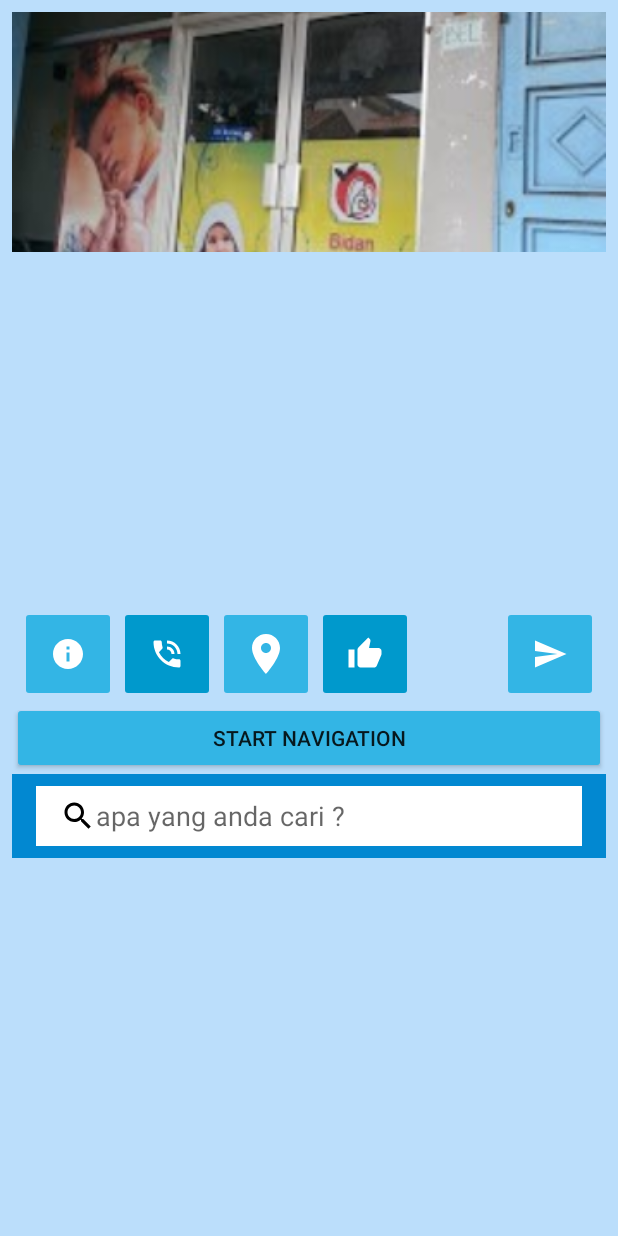
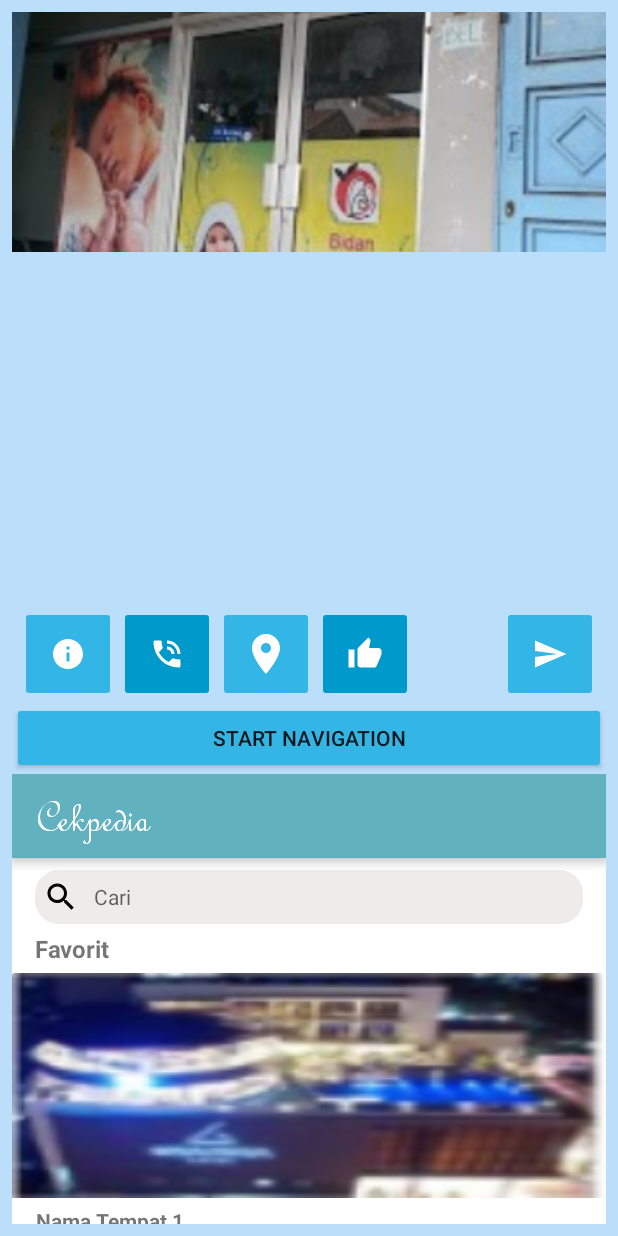
Before and after one commit to marshaachikita/cekpedia, an Android app: the fragment FavouriteFragment placed in its activity, on a phone screen of 412 x 824 dp. Run offline under Robolectric (Android 15) with nearby library versions, the light colour scheme and no system bars; our stand-ins replace Firebase (no records; nobody signed in at launch, a user with empty details on screens opened directly); pictures from the network do not load; Roboto replaces fonts that are not available here; 9 statements that could not run were skipped.

Commit message:
Tampilan Favorit Selesai

```diff
--- a/app/src/main/java/me/cekpedia/FavouriteFragment.java
+++ b/app/src/main/java/me/cekpedia/FavouriteFragment.java
@@ -1,13 +1,17 @@
 package me.cekpedia;
 
 import android.app.ProgressDialog;
+import android.graphics.Typeface;
 import android.os.Bundle;
 import android.support.v4.app.Fragment;
+import android.support.v7.widget.LinearLayoutManager;
+import android.support.v7.widget.RecyclerView;
 import android.view.LayoutInflater;
 import android.view.View;
 import android.view.ViewGroup;
 import android.widget.ArrayAdapter;
 import android.widget.ListView;
+import android.widget.TextView;
 
 import com.google.firebase.auth.FirebaseAuth;
 import com.google.firebase.auth.FirebaseUser;
@@ -27,22 +31,28 @@ import me.cekpedia.utils.Constants;
 
 
 public class FavouriteFragment extends Fragment {
+
     View view;
-    ListView listView;
-    private ImageListAdapter mAdapter;
-    private DatabaseReference mDatabaseRef, mDatabaseRefAll, Reference, Reference2;
-    private StorageReference mStorageRef;
-    private List<ImageUpload> imgList;
-    private ImageListAdapter adapter;
-    private ProgressDialog mProgressDialog;
-    public static final String FB_DATABASE_PATH = "cekpedia";
-    FirebaseAuth firebaseAuth;
-    private String UserID, namaMenu, namaSub, favorit;
-    String[] FavoriteNameLike;
-    int FavoriteNameSize;
-    boolean FavoriteNameLikeIsEmpty;
-    private int merchantNameLikeSize;
-    private String favoritTemp;
+    TextView st;
+    Typeface tf;
+    RecyclerView recyclerView;
+    RecyclerView.LayoutManager layoutManager;
+    RecyclerView.Adapter adapter;
+//    ListView listView;
+//    private ImageListAdapter mAdapter;
+//    private DatabaseReference mDatabaseRef, mDatabaseRefAll, Reference, Reference2;
+//    private StorageReference mStorageRef;
+//    private List<ImageUpload> imgList;
+//    private ImageListAdapter adapter;
+//    private ProgressDialog mProgressDialog;
+//    public static final String FB_DATABASE_PATH = "cekpedia";
+//    FirebaseAuth firebaseAuth;
+//    private String UserID, namaMenu, namaSub, favorit;
+//    String[] FavoriteNameLike;
+//    int FavoriteNameSize;
+//    boolean FavoriteNameLikeIsEmpty;
+//    private int merchantNameLikeSize;
+//    private String favoritTemp;
 
 
     public FavouriteFragment() {
@@ -60,86 +70,102 @@ public class FavouriteFragment extends Fragment {
                              Bundle savedInstanceState) {
 
         view = inflater.inflate(R.layout.fragment_favourite, container, false);
-        listView = view.findViewById(R.id.listviewfav1);
-        final ArrayList<String> Kategori = new ArrayList<>();
-        imgList = new ArrayList<>();
-        final ArrayAdapter<String> arrayAdapter = new ArrayAdapter<String>(getActivity(), android.R.layout.simple_list_item_1, Kategori);
-        listView.setAdapter(arrayAdapter);
-        mProgressDialog = new ProgressDialog(getActivity());
-        mProgressDialog.setMessage("Please Wait Loading List...");
-        mProgressDialog.show();
-        firebaseAuth = FirebaseAuth.getInstance();
-        FirebaseUser UserID = firebaseAuth.getCurrentUser();
-        FavoriteNameLike = new String[10];
-        FavoriteNameSize = 0;
-        FavoriteNameLikeIsEmpty = false;
+
+        //Pengaturan Font
+        st = (TextView) view.findViewById(R.id.toolbar_text);
+        tf = Typeface.createFromAsset(getActivity().getAssets(), "FRSCRIPT.TTF");
+        st.setTypeface(tf);
+
+        //Pengaturan Recycler View
+        recyclerView = (RecyclerView) view.findViewById(R.id.recycler_view);
+
+        layoutManager = new LinearLayoutManager(getActivity());
+        recyclerView.setLayoutManager(layoutManager);
+
+        adapter = new ListCardAdapter();
+        recyclerView.setAdapter(adapter);
+
+        return view;
+
+//        listView = view.findViewById(R.id.listviewfav1);
+//        final ArrayList<String> Kategori = new ArrayList<>();
+//        imgList = new ArrayList<>();
+//        final ArrayAdapter<String> arrayAdapter = new ArrayAdapter<String>(getActivity(), android.R.layout.simple_list_item_1, Kategori);
+//        listView.setAdapter(arrayAdapter);
+//        mProgressDialog = new ProgressDialog(getActivity());
+//        mProgressDialog.setMessage("Please Wait Loading List...");
+//        mProgressDialog.show();
+//        firebaseAuth = FirebaseAuth.getInstance();
+//        FirebaseUser UserID = firebaseAuth.getCurrentUser();
+//        FavoriteNameLike = new String[10];
+//        FavoriteNameSize = 0;
+//        FavoriteNameLikeIsEmpty = false;
 //        FavouriteFragment i = new FavouriteFragment();
 //        namaSub = getArguments().getString("SUB");
-        mDatabaseRefAll = FirebaseDatabase.getInstance().getReference(FB_DATABASE_PATH).child("cekpediaItem");
-        mDatabaseRef = FirebaseDatabase.getInstance().getReference(Constants.USER_KEY).child(UserID.getEmail().replace(".",","));
+//        mDatabaseRefAll = FirebaseDatabase.getInstance().getReference(FB_DATABASE_PATH).child("cekpediaItem");
+//        mDatabaseRef = FirebaseDatabase.getInstance().getReference(Constants.USER_KEY).child(UserID.getEmail().replace(".",","));
+//
+//        mDatabaseRef.addValueEventListener(new ValueEventListener() {
+//            @Override
+//            public void onDataChange(DataSnapshot dataSnapshot) {
+//                mProgressDialog.dismiss();
+//                final Map<String, Object> detailMenu = (Map<String, Object>) dataSnapshot.getValue();
+//                favorit = detailMenu.get("favourite").toString();
+//                if (!favorit.equals("")){
+//                        merchantNameLikeSize = 0;
+//                        while (favorit.length() > 1) {
+//                            favorit = favorit.substring(1);
+//                            FavoriteNameLike[merchantNameLikeSize] = favorit.substring(0, favorit.indexOf("/"));
+//                            favorit = favorit.substring(favorit.indexOf("/"));
+//                            merchantNameLikeSize++;
+//                        }
+//                        for (int i=0; i<merchantNameLikeSize; i++){
+//                            Reference = FirebaseDatabase.getInstance().getReference(FB_DATABASE_PATH).child("keterangan");
+//                            final int finalI = i;
+//                            Reference.addValueEventListener(new ValueEventListener() {
+//                                @Override
+//                                public void onDataChange(DataSnapshot dataSnapshot) {
+//                                    final Map<String, Object> detail = (Map<String, Object>) dataSnapshot.getValue();
+//                                    final String sub = detail.get(FavoriteNameLike[finalI]).toString();
+//                                    Reference2 = FirebaseDatabase.getInstance().getReference(FB_DATABASE_PATH).child("cekpediaItem").child(sub).child(FavoriteNameLike[finalI]);
+//                                    Reference2.addValueEventListener(new ValueEventListener() {
+//                                        @Override
+//                                        public void onDataChange(DataSnapshot dataSnapshot) {
+//                                            ImageUpload img = dataSnapshot.getValue(ImageUpload.class);
+//                                            imgList.add(img);
+//
+//                                            //Toast.makeText(getActivity(), "nama1 "+dataSnapshot., Toast.LENGTH_SHORT).show();
+//                                            //Toast.makeText(getActivity(), "nama2 "+img.getName().toString(), Toast.LENGTH_SHORT).show();
+//
+//                                            mAdapter = new ImageListAdapter(getActivity(), R.layout.list_item, imgList);
+//                                            listView.setAdapter(mAdapter);
+//                                        }
+//
+//                                        @Override
+//                                        public void onCancelled(DatabaseError databaseError) {
+//
+//                                        }
+//                                    });
+//                                }
+//
+//                                @Override
+//                                public void onCancelled(DatabaseError databaseError) {
+//
+//                                }
+//                            });
+//                        }
+//                }
+//
+//
+//            }
+//
+//            @Override
+//            public void onCancelled(DatabaseError databaseError) {
+//
+//            }
+//        });
+//
+//        // Inflate the layout for this fragment
 
-        mDatabaseRef.addValueEventListener(new ValueEventListener() {
-            @Override
-            public void onDataChange(DataSnapshot dataSnapshot) {
-                mProgressDialog.dismiss();
-                final Map<String, Object> detailMenu = (Map<String, Object>) dataSnapshot.getValue();
-                favorit = detailMenu.get("favourite").toString();
-                if (!favorit.equals("")){
-                        merchantNameLikeSize = 0;
-                        while (favorit.length() > 1) {
-                            favorit = favorit.substring(1);
-                            FavoriteNameLike[merchantNameLikeSize] = favorit.substring(0, favorit.indexOf("/"));
-                            favorit = favorit.substring(favorit.indexOf("/"));
-                            merchantNameLikeSize++;
-                        }
-                        for (int i=0; i<merchantNameLikeSize; i++){
-                            Reference = FirebaseDatabase.getInstance().getReference(FB_DATABASE_PATH).child("keterangan");
-                            final int finalI = i;
-                            Reference.addValueEventListener(new ValueEventListener() {
-                                @Override
-                                public void onDataChange(DataSnapshot dataSnapshot) {
-                                    final Map<String, Object> detail = (Map<String, Object>) dataSnapshot.getValue();
-                                    final String sub = detail.get(FavoriteNameLike[finalI]).toString();
-                                    Reference2 = FirebaseDatabase.getInstance().getReference(FB_DATABASE_PATH).child("cekpediaItem").child(sub).child(FavoriteNameLike[finalI]);
-                                    Reference2.addValueEventListener(new ValueEventListener() {
-                                        @Override
-                                        public void onDataChange(DataSnapshot dataSnapshot) {
-                                            ImageUpload img = dataSnapshot.getValue(ImageUpload.class);
-                                            imgList.add(img);
-
-                                            //Toast.makeText(getActivity(), "nama1 "+dataSnapshot., Toast.LENGTH_SHORT).show();
-                                            //Toast.makeText(getActivity(), "nama2 "+img.getName().toString(), Toast.LENGTH_SHORT).show();
-
-                                            mAdapter = new ImageListAdapter(getActivity(), R.layout.list_item, imgList);
-                                            listView.setAdapter(mAdapter);
-                                        }
-
-                                        @Override
-                                        public void onCancelled(DatabaseError databaseError) {
-
-                                        }
-                                    });
-                                }
-
-                                @Override
-                                public void onCancelled(DatabaseError databaseError) {
-
-                                }
-                            });
-                        }
-                }
-
-
-            }
-
-            @Override
-            public void onCancelled(DatabaseError databaseError) {
-
-            }
-        });
-
-        // Inflate the layout for this fragment
-
-        return view;
     }
 }
--- a/app/src/main/java/me/cekpedia/ListCardAdapter.java
+++ b/app/src/main/java/me/cekpedia/ListCardAdapter.java
@@ -11,20 +11,29 @@ import android.widget.Toast;
 
 public class ListCardAdapter extends RecyclerView.Adapter<ListCardAdapter.ViewHolder> {
 
-    private String[] nama = {"Chapter One",
-            "Chapter Two",
-            "Chapter Three",
-            "Chapter Four",
-            "Chapter Five",
-            "Chapter Six",
-            "Chapter Seven",
-            "Chapter Eight"};
+    private String[] nama = {"Nama Tempat 1",
+            "Nama Tempat 2",
+            "Nama Tempat 3",
+            "Nama Tempat 4",
+            "Nama Tempat 5",
+            "Nama Tempat 6",
+            "Nama Tempat 7",
+            "Nama Tempat 8"};
 
-    private String[] detail = {"Item one details",
-            "Item two details", "Item three details",
-            "Item four details", "Item file details",
-            "Item six details", "Item seven details",
-            "Item eight details"};
+    private String[] jarak = {"Jarak Tempat 1",
+            "Jarak Tempat 2",
+            "Jarak Tempat 3",
+            "Jarak Tempat 4",
+            "Jarak Tempat 5",
+            "Jarak Tempat 6",
+            "Jarak Tempat 7",
+            "Jarak Tempat 8"};
+
+    private String[] detail = {"Alamat lengkap tempat 1",
+            "Alamat lengkap tempat 2", "Alamat lengkap tempat 3",
+            "Alamat lengkap tempat 4", "Alamat lengkap tempat 5",
+            "Alamat lengkap tempat 6", "Alamat lengkap tempat 7",
+            "Alamat lengkap tempat 8"};
 
     private int[] gambar = { R.drawable.hotelgrandia,
             R.drawable.hotelhorison,
@@ -51,6 +60,7 @@ public class ListCardAdapter extends RecyclerView.Adapter<ListCardAdapter.ViewHo
         holder.itemNama.setText(nama[position]);
         holder.itemDetail.setText(detail[position]);
         holder.itemGambar.setImageResource(gambar[position]);
+        holder.itemJarak.setText(jarak[position]);
 
     }
 
@@ -63,14 +73,14 @@ public class ListCardAdapter extends RecyclerView.Adapter<ListCardAdapter.ViewHo
 
         public int current;
         public ImageView itemGambar;
-        public TextView itemNama;
-        public TextView itemDetail;
+        public TextView itemNama, itemDetail, itemJarak;
 
         public ViewHolder(View itemView) {
             super(itemView);
             itemGambar = (ImageView)itemView.findViewById(R.id.gambar);
             itemNama = (TextView)itemView.findViewById(R.id.namaTempat);
             itemDetail = (TextView)itemView.findViewById(R.id.alamatTempat);
+            itemJarak = (TextView)itemView.findViewById(R.id.jarakTempat);
 
             itemView.setOnClickListener(new View.OnClickListener() {
                 @Override public void onClick(View v) {
--- a/app/src/main/java/me/cekpedia/MainActivity.java
+++ b/app/src/main/java/me/cekpedia/MainActivity.java
@@ -42,7 +42,7 @@ public class MainActivity extends AppCompatActivity {
     private ProfileFragment accountFragment;
     private HomeFragment homeFragment;
     private NearMeFragment nearMeFragment;
-    private HelpFragment helpFragment;
+    private FavouriteFragment favFragment;
 
     @Override
     protected void onCreate(Bundle savedInstanceState) {
@@ -75,7 +75,7 @@ public class MainActivity extends AppCompatActivity {
 
         accountFragment = new ProfileFragment();
         homeFragment = new HomeFragment();
-        helpFragment = new HelpFragment();
+        favFragment = new FavouriteFragment();
         nearMeFragment = new NearMeFragment();
 
         setFragment(homeFragment);
@@ -93,7 +93,7 @@ public class MainActivity extends AppCompatActivity {
                         setFragment(nearMeFragment);
                         return true;
                     case R.id.action_help :
-                        setFragment(helpFragment);
+                        setFragment(favFragment);
                         return true;
                     case R.id.action_account :
                         setFragment(accountFragment);
--- /dev/null
+++ b/app/src/main/res/drawable/ic_help_outline_black_24dp.xml
@@ -0,0 +1,9 @@
+<vector xmlns:android="http://schemas.android.com/apk/res/android"
+        android:width="24dp"
+        android:height="24dp"
+        android:viewportWidth="24.0"
+        android:viewportHeight="24.0">
+    <path
+        android:fillColor="#FF000000"
+        android:pathData="M11,18h2v-2h-2v2zM12,2C6.48,2 2,6.48 2,12s4.48,10 10,10 10,-4.48 10,-10S17.52,2 12,2zM12,20c-4.41,0 -8,-3.59 -8,-8s3.59,-8 8,-8 8,3.59 8,8 -3.59,8 -8,8zM12,6c-2.21,0 -4,1.79 -4,4h2c0,-1.1 0.9,-2 2,-2s2,0.9 2,2c0,2 -3,1.75 -3,5h2c0,-2.25 3,-2.5 3,-5 0,-2.21 -1.79,-4 -4,-4z"/>
+</vector>
--- a/app/src/main/res/layout/fragment_favourite.xml
+++ b/app/src/main/res/layout/fragment_favourite.xml
@@ -1,69 +1,65 @@
-<FrameLayout xmlns:android="http://schemas.android.com/apk/res/android"
+<RelativeLayout xmlns:android="http://schemas.android.com/apk/res/android"
     xmlns:tools="http://schemas.android.com/tools"
     android:layout_width="match_parent"
     android:layout_height="match_parent"
+    android:background="#FFFFFF"
+    xmlns:app="http://schemas.android.com/apk/res-auto"
     tools:context="me.cekpedia.FavouriteFragment">
 
-    <!-- TODO: Update blank fragment layout -->
-    <LinearLayout
-        xmlns:android="http://schemas.android.com/apk/res/android"
-        xmlns:app="http://schemas.android.com/apk/res-auto"
-        xmlns:tools="http://schemas.android.com/tools"
+    <android.support.v7.widget.Toolbar
+        android:id="@+id/my_toolbar"
         android:layout_width="match_parent"
-        android:layout_height="match_parent"
-        android:orientation="vertical"
-        tools:context="me.cekpedia.HotelActivity">
+        android:layout_height="wrap_content"
+        android:background="#61B1BE"
+        android:elevation="4dp"
+        android:theme="@style/ThemeOverlay.AppCompat.ActionBar"
+        app:popupTheme="@style/ThemeOverlay.AppCompat.Light" >
 
-        <RelativeLayout
+        <TextView
+            android:id="@+id/toolbar_text"
             android:layout_width="match_parent"
-            android:layout_height="?attr/actionBarSize">
+            android:layout_height="wrap_content"
+            android:text="Cekpedia"
+            android:textColor="#FFFFFF"
+            android:textSize="30sp"
+            android:textStyle="bold"/>
 
-            <ImageView
-                android:layout_width="match_parent"
-                android:layout_height="?attr/actionBarSize"
-
-                android:background="#0288D1" />
+    </android.support.v7.widget.Toolbar>
 
     <EditText
         android:id="@+id/cari"
         android:layout_width="match_parent"
-                android:layout_height="?android:attr/actionBarSize"
-                android:layout_marginLeft="16dp"
-                android:layout_marginRight="16dp"
+        android:layout_height="36dp"
+        android:layout_below="@id/my_toolbar"
+        android:layout_marginRight="15dp"
+        android:layout_marginLeft="15dp"
         android:layout_marginTop="8dp"
-                android:layout_marginBottom="8dp"
-                android:background="#FFFF"
+        android:padding="5dp"
         android:drawableLeft="@drawable/ic_search"
-                android:hint="apa yang anda cari ?"
-                android:paddingLeft="16dp" />
+        android:drawablePadding="10dp"
+        android:backgroundTint="#EEEBEB"
+        android:hint="Cari"
+        android:background="@drawable/search_layout"
+        android:textSize="14sp"/>
 
+    <TextView
+        android:id="@+id/id_fav"
+        android:layout_width="match_parent"
+        android:layout_height="wrap_content"
+        android:text="Favorit"
+        android:textStyle="bold"
+        android:textSize="16sp"
+        android:layout_marginTop="5dp"
+        android:layout_marginBottom="5dp"
+        android:layout_marginLeft="15dp"
+        android:layout_below="@id/cari"/>
+
+    <android.support.v7.widget.RecyclerView
+        android:layout_width="match_parent"
+        android:layout_height="wrap_content"
+        android:layout_below="@id/id_fav"
+        android:id="@+id/recycler_view">
+
+    </android.support.v7.widget.RecyclerView>
 
 </RelativeLayout>
-
-        <LinearLayout
-            android:layout_width="match_parent"
-            android:layout_height="wrap_content"
-            android:layout_alignParentLeft="true"
-            android:layout_alignParentStart="true"
-            android:layout_alignParentTop="true"
-            android:orientation="vertical">
-
-            <ListView
-                android:id="@+id/listviewfav1"
-                android:layout_width="match_parent"
-                android:layout_height="wrap_content"
-                android:layout_alignParentLeft="true"
-                android:layout_alignParentStart="true"
-                android:layout_alignParentTop="true">
-                <!--android:layout_marginBottom="?android:attr/actionBarSize"-->
-
-
-            </ListView>
-        </LinearLayout>
-        <!--<android.support.v7.widget.RecyclerView-->
-        <!--android:id="@+id/recycler_view"-->
-        <!--android:layout_width="match_parent"-->
-        <!--android:layout_height="match_parent"-->
-        <!--/>-->
-    </LinearLayout>
-</FrameLayout>
--- a/app/src/main/res/layout/list_nearme.xml
+++ b/app/src/main/res/layout/list_nearme.xml
@@ -45,6 +45,14 @@
                 android:textSize="12sp"
                 android:text="Jl. Pelajar Pejuang 45 No.  121, Turangga, Lengkong, Kota Bandung, Jawa Barat, 40264" />
 
+            <TextView
+                android:id="@+id/jarakTempat"
+                android:layout_width="match_parent"
+                android:layout_height="wrap_content"
+                android:paddingLeft="16dp"
+                android:textSize="12sp"
+                android:text="2 km" />
+
             <Button
                 android:id="@+id/detail"
                 android:layout_width="80dp"
--- a/app/src/main/res/menu/option_menu.xml
+++ b/app/src/main/res/menu/option_menu.xml
@@ -14,16 +14,14 @@
             <item
                 android:id="@+id/action_bantuan"
                 android:orderInCategory="100"
-                android:icon="@drawable/ic_help"
-                android:iconTint="@color/black"
+                android:icon="@drawable/ic_help_outline_black_24dp"
                 android:title="Bantuan"
                 app:showAsAction="never" />
 
             <item
                 android:id="@+id/action_keluar"
                 android:orderInCategory="100"
-                android:icon="@drawable/ic_fav"
-                android:iconTint="@color/black"
+                android:icon="@drawable/ic_power_settings_new_black_24dp"
                 android:title="Keluar"
                 app:showAsAction="ifRoom" />
 
```
Lines whose indentation alone changed are shown as unchanged.
